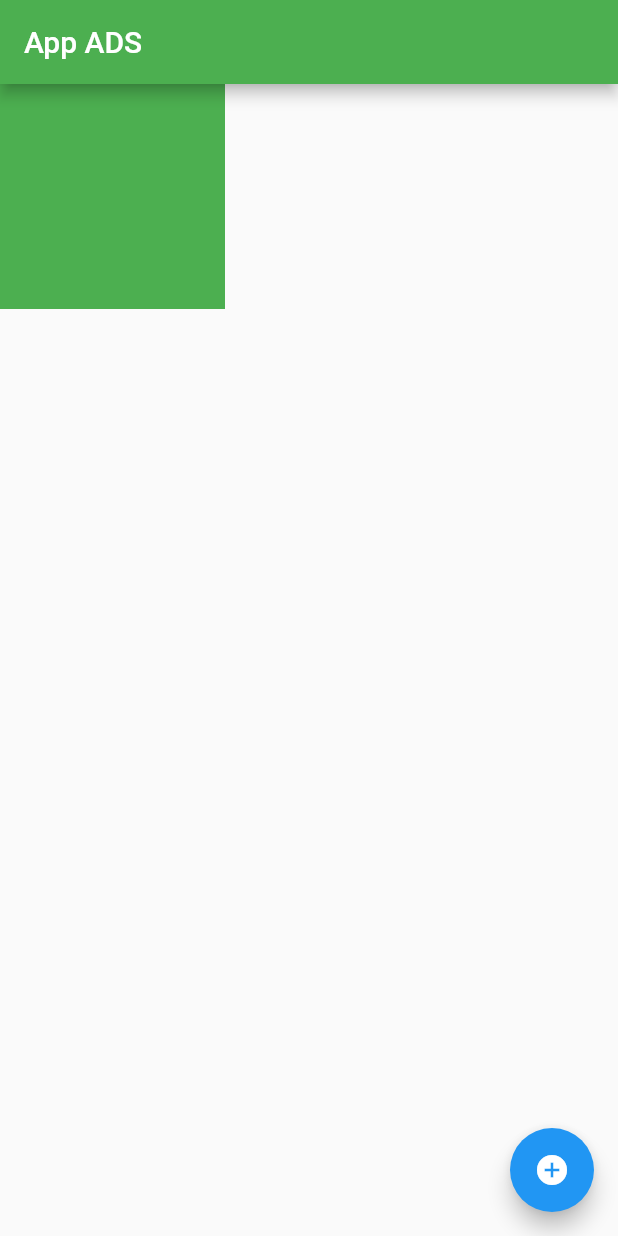
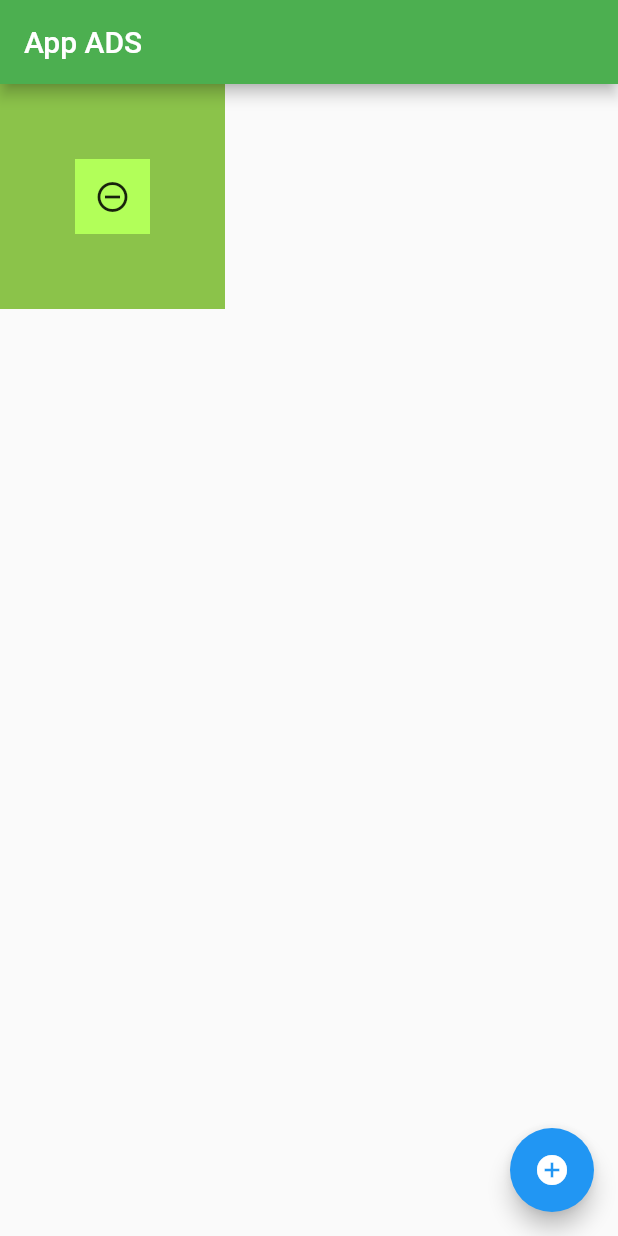
Before and after one commit to keucilene/dispositivos-moveis, a Flutter app: the screen it shows after launch, on a phone screen of 412 x 824 dp. Run offline on Flutter 3.47's test engine with Material 2 defaults, Android fonts, the phone set to English and light mode, and no system bars.

Commit message:
Keucilene - Atividade Obrigatória 2 - Aula 1.6.3
Aula 1.6.3 AlignURL

```diff
--- a/keucilene/2-flutter-na-pratica/ola_mundo/lib/home_page.dart
+++ b/keucilene/2-flutter-na-pratica/ola_mundo/lib/home_page.dart
@@ -15,11 +15,15 @@ class HomePageState extends State<HomePage> {
     var container = Container(
       height: 150,
       width: 150,
-      color: Colors.red,
-      child: Container(
-        height: 50,
-        width: 50,
-        color: Colors.green,
+      color: Colors.lightGreen,
+      child: Align(
+        alignment: Alignment.center,
+        child: Container(
+          height: 50,
+          width: 50,
+          color: Colors.lightGreenAccent,
+          child: Icon(Icons.remove_circle_outline),
+        ),
       ),
     );
 
```
